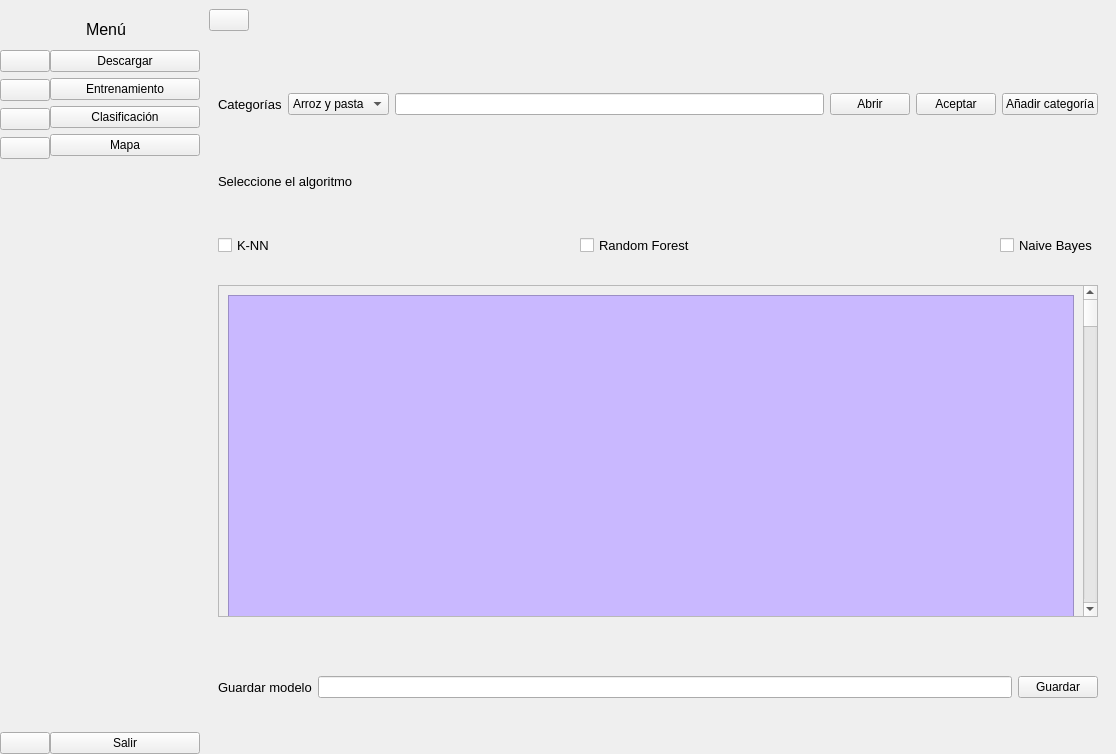
First picture: the form in index.ui, repository Liixxn/ETEN, before the edit.
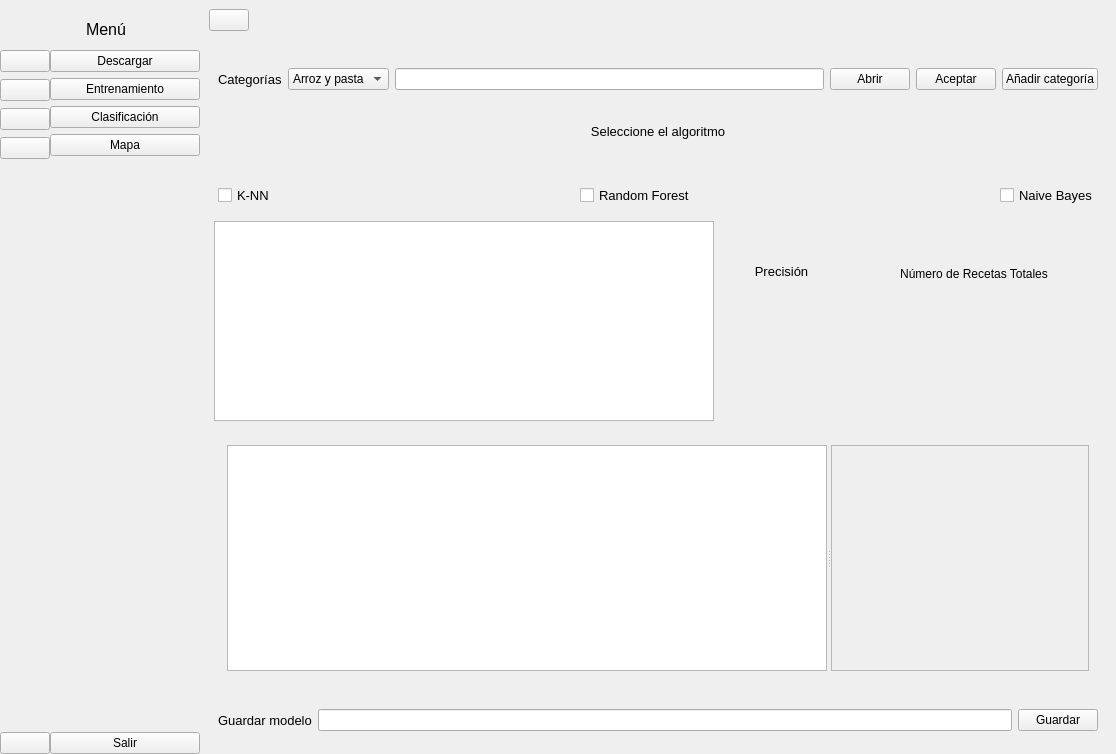
Second picture: the form after the edit. The open tabs and pages were chosen to show the change. Icons and pictures are not drawn.

Commit message: Entrenamiento del modelo

What changed in the file:
```diff
--- a/index.ui
+++ b/index.ui
@@ -436,6 +436,9 @@
     </item>
     <item row="1" column="2">
      <widget class="QStackedWidget" name="stackedWidget">
+      <property name="styleSheet">
+       <string notr="true"/>
+      </property>
       <property name="currentIndex">
        <number>0</number>
       </property>
@@ -595,56 +598,6 @@
       </widget>
       <widget class="QWidget" name="pagina_entrenamiento">
        <layout class="QGridLayout" name="gridLayout_3">
-        <item row="2" column="0">
-         <widget class="QWidget" name="div_resultados" native="true">
-          <property name="maximumSize">
-           <size>
-            <width>16777215</width>
-            <height>350</height>
-           </size>
-          </property>
-          <layout class="QHBoxLayout" name="horizontalLayout_8">
-           <item>
-            <widget class="QScrollArea" name="scrollArea">
-             <property name="widgetResizable">
-              <bool>true</bool>
-             </property>
-             <widget class="QWidget" name="scrollAreaWidgetContents">
-              <property name="geometry">
-               <rect>
-                <x>0</x>
-                <y>0</y>
-                <width>861</width>
-                <height>1111018</height>
-               </rect>
-              </property>
-              <layout class="QHBoxLayout" name="horizontalLayout_7">
-               <item>
-                <widget class="QFrame" name="frame">
-                 <property name="minimumSize">
-                  <size>
-                   <width>810</width>
-                   <height>1111000</height>
-                  </size>
-                 </property>
-                 <property name="styleSheet">
-                  <string notr="true">background-color: rgb(201, 184, 255);</string>
-                 </property>
-                 <property name="frameShape">
-                  <enum>QFrame::StyledPanel</enum>
-                 </property>
-                 <property name="frameShadow">
-                  <enum>QFrame::Raised</enum>
-                 </property>
-                </widget>
-               </item>
-              </layout>
-             </widget>
-            </widget>
-           </item>
-          </layout>
-         </widget>
-        </item>
         <item row="1" column="0">
          <widget class="QWidget" name="div_selec_algoritmo" native="true">
           <property name="maximumSize">
@@ -666,6 +619,9 @@
                <property name="text">
                 <string>Seleccione el algoritmo</string>
                </property>
+               <property name="alignment">
+                <set>Qt::AlignCenter</set>
+               </property>
               </widget>
              </item>
              <item>
@@ -766,7 +722,7 @@
           <property name="maximumSize">
            <size>
             <width>1111000</width>
-            <height>100</height>
+            <height>60</height>
            </size>
           </property>
           <layout class="QHBoxLayout" name="horizontalLayout_5">
@@ -848,12 +804,85 @@
           </layout>
          </widget>
         </item>
-        <item row="3" column="0">
+        <item row="4" column="0">
+         <widget class="QWidget" name="widget" native="true">
+          <property name="maximumSize">
+           <size>
+            <width>16777215</width>
+            <height>300</height>
+           </size>
+          </property>
+          <layout class="QHBoxLayout" name="horizontalLayout_26">
+           <item>
+            <widget class="QWidget" name="widget_2" native="true">
+             <layout class="QHBoxLayout" name="horizontalLayout_7">
+              <item>
+               <widget class="QSplitter" name="splitter">
+                <property name="orientation">
+                 <enum>Qt::Horizontal</enum>
+                </property>
+                <widget class="QTableView" name="matrizConfusionEntrenamiento">
+                 <property name="maximumSize">
+                  <size>
+                   <width>600</width>
+                   <height>16777215</height>
+                  </size>
+                 </property>
+                 <property name="styleSheet">
+                  <string notr="true">font: 9pt &quot;Yu Gothic UI Semibold&quot;;</string>
+                 </property>
+                 <property name="textElideMode">
+                  <enum>Qt::ElideRight</enum>
+                 </property>
+                 <attribute name="horizontalHeaderStretchLastSection">
+                  <bool>true</bool>
+                 </attribute>
+                 <attribute name="verticalHeaderStretchLastSection">
+                  <bool>true</bool>
+                 </attribute>
+                </widget>
+                <widget class="QFrame" name="frameChart">
+                 <property name="frameShape">
+                  <enum>QFrame::StyledPanel</enum>
+                 </property>
+                 <property name="frameShadow">
+                  <enum>QFrame::Raised</enum>
+                 </property>
+                 <layout class="QGridLayout" name="gridLayout_11">
+                  <property name="leftMargin">
+                   <number>0</number>
+                  </property>
+                  <property name="topMargin">
+                   <number>0</number>
+                  </property>
+                  <property name="rightMargin">
+                   <number>0</number>
+                  </property>
+                  <property name="bottomMargin">
+                   <number>0</number>
+                  </property>
+                  <property name="spacing">
+                   <number>0</number>
+                  </property>
+                  <item row="0" column="0">
+                   <widget class="QWidget" name="widget_4" native="true"/>
+                  </item>
+                 </layout>
+                </widget>
+               </widget>
+              </item>
+             </layout>
+            </widget>
+           </item>
+          </layout>
+         </widget>
+        </item>
+        <item row="5" column="0">
          <widget class="QWidget" name="div_guardar_algoritmo" native="true">
           <property name="maximumSize">
            <size>
             <width>16777215</width>
-            <height>100</height>
+            <height>50</height>
            </size>
           </property>
           <layout class="QHBoxLayout" name="horizontalLayout_10">
@@ -882,6 +911,180 @@
           </layout>
          </widget>
         </item>
+        <item row="2" column="0">
+         <widget class="QWidget" name="div_resultados" native="true">
+          <property name="maximumSize">
+           <size>
+            <width>11110000</width>
+            <height>200</height>
+           </size>
+          </property>
+          <layout class="QHBoxLayout" name="horizontalLayout_8">
+           <property name="spacing">
+            <number>0</number>
+           </property>
+           <property name="leftMargin">
+            <number>0</number>
+           </property>
+           <property name="topMargin">
+            <number>0</number>
+           </property>
+           <property name="rightMargin">
+            <number>0</number>
+           </property>
+           <property name="bottomMargin">
+            <number>0</number>
+           </property>
+           <item>
+            <widget class="QTableView" name="previewEntrenamiento">
+             <property name="sizePolicy">
+              <sizepolicy hsizetype="Expanding" vsizetype="Expanding">
+               <horstretch>0</horstretch>
+               <verstretch>0</verstretch>
+              </sizepolicy>
+             </property>
+             <property name="minimumSize">
+              <size>
+               <width>0</width>
+               <height>0</height>
+              </size>
+             </property>
+             <property name="maximumSize">
+              <size>
+               <width>500</width>
+               <height>16777215</height>
+              </size>
+             </property>
+             <property name="autoFillBackground">
+              <bool>false</bool>
+             </property>
+             <property name="styleSheet">
+              <string notr="true">font: 63 9pt &quot;Yu Gothic UI Semibold&quot;;</string>
+             </property>
+             <property name="lineWidth">
+              <number>2</number>
+             </property>
+             <property name="alternatingRowColors">
+              <bool>true</bool>
+             </property>
+             <property name="textElideMode">
+              <enum>Qt::ElideMiddle</enum>
+             </property>
+             <property name="sortingEnabled">
+              <bool>true</bool>
+             </property>
+             <attribute name="horizontalHeaderStretchLastSection">
+              <bool>true</bool>
+             </attribute>
+             <attribute name="verticalHeaderStretchLastSection">
+              <bool>true</bool>
+             </attribute>
+            </widget>
+           </item>
+           <item>
+            <widget class="QWidget" name="widget_5" native="true">
+             <property name="maximumSize">
+              <size>
+               <width>125</width>
+               <height>16777215</height>
+              </size>
+             </property>
+             <layout class="QVBoxLayout" name="verticalLayout_10">
+              <property name="spacing">
+               <number>0</number>
+              </property>
+              <property name="leftMargin">
+               <number>0</number>
+              </property>
+              <property name="topMargin">
+               <number>0</number>
+              </property>
+              <property name="rightMargin">
+               <number>0</number>
+              </property>
+              <property name="bottomMargin">
+               <number>0</number>
+              </property>
+              <item>
+               <widget class="QLabel" name="label_17">
+                <property name="font">
+                 <font>
+                  <pointsize>10</pointsize>
+                 </font>
+                </property>
+                <property name="text">
+                 <string>Precisión</string>
+                </property>
+                <property name="alignment">
+                 <set>Qt::AlignCenter</set>
+                </property>
+               </widget>
+              </item>
+              <item>
+               <widget class="QLabel" name="labelPrecisionAlgoritmo">
+                <property name="text">
+                 <string/>
+                </property>
+                <property name="alignment">
+                 <set>Qt::AlignCenter</set>
+                </property>
+               </widget>
+              </item>
+             </layout>
+            </widget>
+           </item>
+           <item>
+            <widget class="QWidget" name="widget_3" native="true">
+             <property name="maximumSize">
+              <size>
+               <width>250</width>
+               <height>16777215</height>
+              </size>
+             </property>
+             <layout class="QHBoxLayout" name="horizontalLayout_29">
+              <item>
+               <layout class="QVBoxLayout" name="verticalLayout_9">
+                <item>
+                 <widget class="QLabel" name="label_16">
+                  <property name="font">
+                   <font>
+                    <pointsize>9</pointsize>
+                   </font>
+                  </property>
+                  <property name="styleSheet">
+                   <string notr="true">text-align:center;</string>
+                  </property>
+                  <property name="text">
+                   <string>Número de Recetas Totales</string>
+                  </property>
+                  <property name="alignment">
+                   <set>Qt::AlignCenter</set>
+                  </property>
+                 </widget>
+                </item>
+                <item>
+                 <widget class="QLabel" name="labelNumRecetasTotal">
+                  <property name="font">
+                   <font>
+                    <pointsize>10</pointsize>
+                   </font>
+                  </property>
+                  <property name="text">
+                   <string/>
+                  </property>
+                  <property name="alignment">
+                   <set>Qt::AlignCenter</set>
+                  </property>
+                 </widget>
+                </item>
+               </layout>
+              </item>
+             </layout>
+            </widget>
+           </item>
+          </layout>
+         </widget>
+        </item>
        </layout>
       </widget>
       <widget class="QWidget" name="pagina_clasificacion">
```
Left out of the diff: 426 changed lines with no effect on the pictures. The commit also changes 15 other files.
